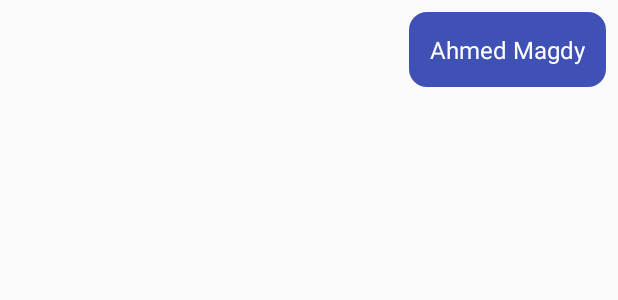
After one commit to A-Tokyo/jarvis-minibot-android, an Android app: the layout view_right_bubble.xml on its own in the app's theme, with its tools: preview values and no code run, on a phone screen of 412 x 824 dp. The commit adds this screen. Shown: the top 300 px of the screen. Run offline under Robolectric (Android 15) with nearby library versions, the phone set to English and light mode, and no system bars.

Commit message:
Add chat bubbles

```diff
--- /dev/null
+++ b/app/src/main/res/drawable/bubble_shape_right.xml
@@ -0,0 +1,6 @@
+<shape xmlns:android="http://schemas.android.com/apk/res/android">
+<corners android:radius="12dp">
+
+</corners>
+<solid android:color="@color/colorPrimary"></solid>
+</shape>
--- /dev/null
+++ b/app/src/main/res/layout/view_right_bubble.xml
@@ -0,0 +1,17 @@
+<?xml version="1.0" encoding="utf-8"?>
+<FrameLayout xmlns:android="http://schemas.android.com/apk/res/android"
+    android:layout_width="match_parent"
+    android:layout_height="wrap_content"
+    android:orientation="vertical">
+    <TextView
+        android:id="@+id/view_right_bubble_tv"
+        android:layout_width="wrap_content"
+        android:layout_height="wrap_content"
+        android:layout_gravity="end"
+        android:layout_margin="8dp"
+        android:background="@drawable/bubble_shape_right"
+        android:padding="14dp"
+        android:text="Ahmed Magdy"
+        android:textColor="#fff"
+        android:textSize="16sp" />
+</FrameLayout>
```
Also changed, not shown: app/src/main/java/com/jarvis/ahmedmagdy/jarvisminibot/ListViewAdapter.java (+11 -19 lines), app/src/main/java/com/jarvis/ahmedmagdy/jarvisminibot/MainActivity.java (+5 -7 lines), app/src/main/java/com/jarvis/ahmedmagdy/jarvisminibot/Models/ChatBubble.java (+23 -0 lines), app/src/main/java/com/jarvis/ahmedmagdy/jarvisminibot/Models/NewsChatBubble.java (deleted, +0 -21 lines), app/src/main/java/com/jarvis/ahmedmagdy/jarvisminibot/Models/WeatherChatBubble.java (deleted, +0 -21 lines), app/src/main/res/drawable/bubble_shape.xml (added, +7 -0 lines), app/src/main/res/layout/view_left_bubble.xml (renamed from app/src/main/res/layout/view_weather_bubble.xml, +7 -3 lines), app/src/main/res/layout/view_news_bubble.xml (deleted, +0 -12 lines).
